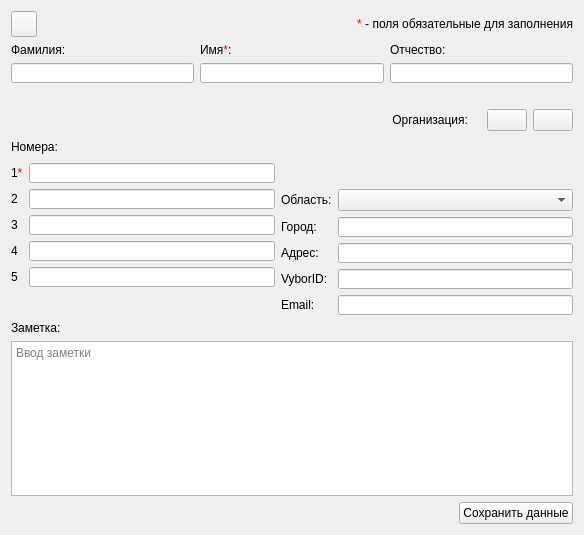
The window that src/EditContactDialog.ui (okostynchuk/Outcall) describes before a commit, drawn with Qt 5.
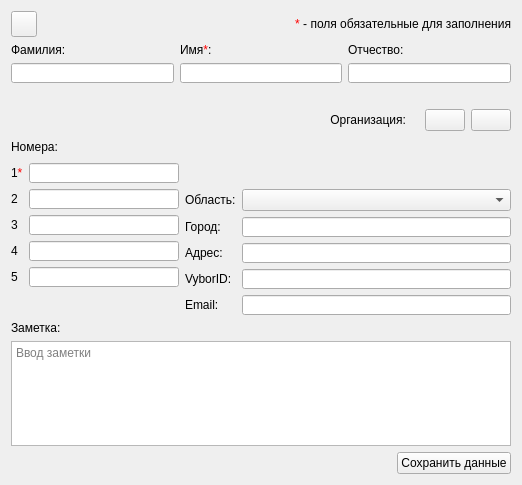
The same window after the commit. Icons and pictures are not drawn.

Patch:
```diff
--- a/src/EditContactDialog.ui
+++ b/src/EditContactDialog.ui
@@ -6,8 +6,8 @@
    <rect>
     <x>0</x>
     <y>0</y>
-    <width>584</width>
-    <height>535</height>
+    <width>522</width>
+    <height>485</height>
    </rect>
   </property>
   <property name="windowTitle">
@@ -343,15 +343,21 @@
        </item>
        <item row="2" column="1">
         <widget class="QLineEdit" name="thirdNumber">
+         <property name="sizePolicy">
+          <sizepolicy hsizetype="Preferred" vsizetype="Fixed">
+           <horstretch>0</horstretch>
+           <verstretch>0</verstretch>
+          </sizepolicy>
+         </property>
          <property name="minimumSize">
           <size>
-           <width>220</width>
+           <width>150</width>
            <height>20</height>
           </size>
          </property>
          <property name="maximumSize">
           <size>
-           <width>16777215</width>
+           <width>150</width>
            <height>20</height>
           </size>
          </property>
@@ -362,15 +368,21 @@
        </item>
        <item row="4" column="1">
         <widget class="QLineEdit" name="fifthNumber">
+         <property name="sizePolicy">
+          <sizepolicy hsizetype="Preferred" vsizetype="Fixed">
+           <horstretch>0</horstretch>
+           <verstretch>0</verstretch>
+          </sizepolicy>
+         </property>
          <property name="minimumSize">
           <size>
-           <width>220</width>
+           <width>150</width>
            <height>20</height>
           </size>
          </property>
          <property name="maximumSize">
           <size>
-           <width>16777215</width>
+           <width>150</width>
            <height>20</height>
           </size>
          </property>
@@ -388,15 +400,21 @@
        </item>
        <item row="3" column="1">
         <widget class="QLineEdit" name="fourthNumber">
+         <property name="sizePolicy">
+          <sizepolicy hsizetype="Preferred" vsizetype="Fixed">
+           <horstretch>0</horstretch>
+           <verstretch>0</verstretch>
+          </sizepolicy>
+         </property>
          <property name="minimumSize">
           <size>
-           <width>220</width>
+           <width>150</width>
            <height>20</height>
           </size>
          </property>
          <property name="maximumSize">
           <size>
-           <width>16777215</width>
+           <width>150</width>
            <height>20</height>
           </size>
          </property>
@@ -421,15 +439,21 @@
        </item>
        <item row="0" column="1">
         <widget class="QLineEdit" name="firstNumber">
+         <property name="sizePolicy">
+          <sizepolicy hsizetype="Preferred" vsizetype="Fixed">
+           <horstretch>0</horstretch>
+           <verstretch>0</verstretch>
+          </sizepolicy>
+         </property>
          <property name="minimumSize">
           <size>
-           <width>220</width>
+           <width>150</width>
            <height>20</height>
           </size>
          </property>
          <property name="maximumSize">
           <size>
-           <width>16777215</width>
+           <width>150</width>
            <height>20</height>
           </size>
          </property>
@@ -447,15 +471,21 @@
        </item>
        <item row="1" column="1">
         <widget class="QLineEdit" name="secondNumber">
+         <property name="sizePolicy">
+          <sizepolicy hsizetype="Preferred" vsizetype="Fixed">
+           <horstretch>0</horstretch>
+           <verstretch>0</verstretch>
+          </sizepolicy>
+         </property>
          <property name="minimumSize">
           <size>
-           <width>220</width>
+           <width>150</width>
            <height>20</height>
           </size>
          </property>
          <property name="maximumSize">
           <size>
-           <width>16777215</width>
+           <width>150</width>
            <height>20</height>
           </size>
          </property>
@@ -464,7 +494,7 @@
          </property>
         </widget>
        </item>
-       <item row="5" column="1">
+       <item row="5" column="0" colspan="2">
         <spacer name="verticalSpacer">
          <property name="orientation">
           <enum>Qt::Vertical</enum>
@@ -635,13 +665,6 @@
    </item>
    <item row="4" column="0">
     <layout class="QGridLayout" name="gridLayout_7">
-     <item row="0" column="0">
-      <widget class="QLabel" name="label_16">
-       <property name="text">
-        <string>Заметка:</string>
-       </property>
-      </widget>
-     </item>
      <item row="2" column="2">
       <widget class="QPushButton" name="saveButton">
        <property name="sizePolicy">
@@ -666,7 +689,7 @@
        <property name="minimumSize">
         <size>
          <width>0</width>
-         <height>0</height>
+         <height>90</height>
         </size>
        </property>
        <property name="focusPolicy">
@@ -683,6 +706,26 @@
        </property>
       </widget>
      </item>
+     <item row="0" column="0" colspan="3">
+      <widget class="QLabel" name="label_16">
+       <property name="text">
+        <string>Заметка:</string>
+       </property>
+      </widget>
+     </item>
+     <item row="2" column="1">
+      <spacer name="horizontalSpacer_3">
+       <property name="orientation">
+        <enum>Qt::Horizontal</enum>
+       </property>
+       <property name="sizeHint" stdset="0">
+        <size>
+         <width>40</width>
+         <height>20</height>
+        </size>
+       </property>
+      </spacer>
+     </item>
     </layout>
    </item>
   </layout>
```
